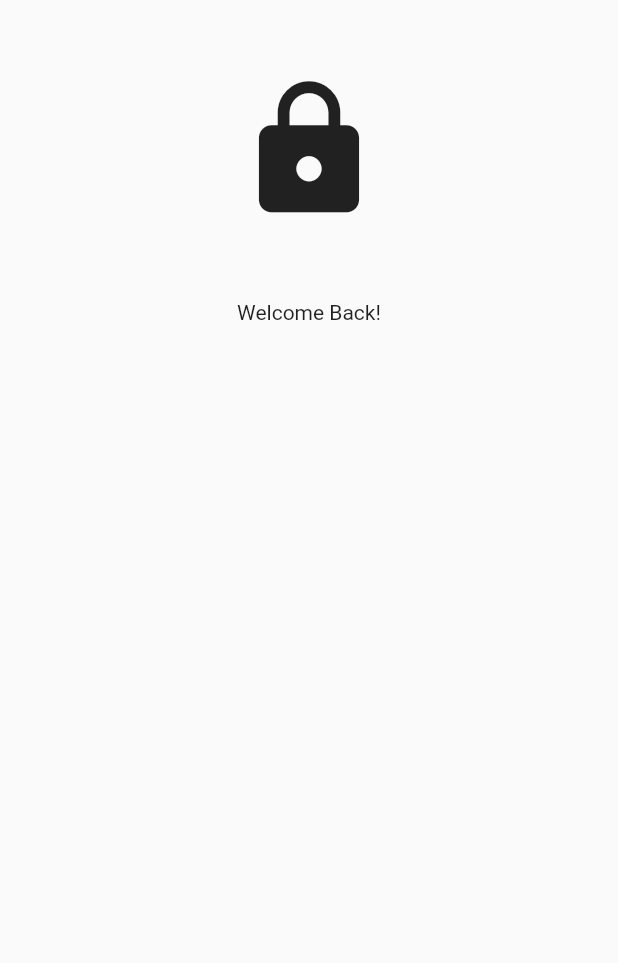
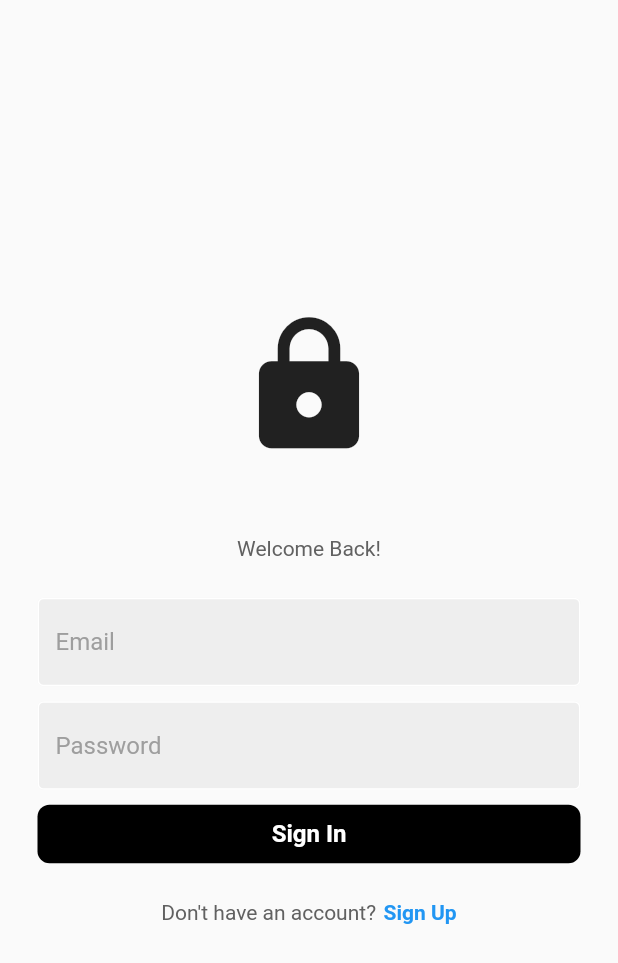
Before and after one commit to stefano-perico/social_media_app, a Flutter app: the screen it shows after launch, on a phone screen of 412 x 824 dp. Shown: the top 963 px of the screen. Run offline on Flutter 3.47's test engine with Material 2 defaults, Android fonts, the phone set to English and light mode, and no system bars.

Commit message:
add components to login page

```diff
--- a/lib/pages/login_page.dart
+++ b/lib/pages/login_page.dart
@@ -1,4 +1,6 @@
 import 'package:flutter/material.dart';
+import 'package:social_media_app/components/button.dart';
+import 'package:social_media_app/components/text_field.dart';
 
 class LoginPage extends StatefulWidget {
   const LoginPage({super.key});
@@ -8,32 +10,87 @@ class LoginPage extends StatefulWidget {
 }
 
 class _LoginPageState extends State<LoginPage> {
+  final emailTextController = TextEditingController();
+  final passwordTextController = TextEditingController();
+
   @override
   Widget build(BuildContext context) {
-    return const Scaffold(
+    return Scaffold(
       body: SafeArea(
         child: Center(
+          child: Padding(
+            padding: const EdgeInsets.symmetric(horizontal: 25),
             child: Column(
+              mainAxisAlignment: MainAxisAlignment.center,
               children: [
-              const SizedBox(height: 50,),
                 // logo
                 const Icon(
                   Icons.lock,
                   size: 100,
                 ),
-              const SizedBox(height: 50,),
+                const SizedBox(
+                  height: 50,
+                ),
                 // welcome back message
-              const Text(
+                Text(
                   "Welcome Back!",
+                  style: TextStyle(
+                    color: Colors.grey[700],
+                  ),
+                ),
+                const SizedBox(
+                  height: 25,
+                ),
+                // email textfield
+                MyTextField(
+                  controller: emailTextController,
+                  hintText: 'Email',
+                  obscureText: false
+                ),
+                const SizedBox(
+                  height: 10,
+                ),
+                // password textfield
+                MyTextField(
+                  controller: passwordTextController,
+                  hintText: 'Password',
+                  obscureText: true
+                ),
+                const SizedBox(
+                  height: 10,
+                ),
+                // sign in button
+                MyButton(onTap: () => {}, text: 'Sign In'),
+                const SizedBox(
+                  height: 25,
+                ),
+                // go to register page button
+                Row(
+                  mainAxisAlignment: MainAxisAlignment.center,
+                  children: [
+                    Text(
+                      "Don't have an account?",
+                      style: TextStyle(
+                        color: Colors.grey[700],
                       )
-              // email textfield
-
-              // password textfield
-
-              // sign in button
-
-              // go to register page button
+                    ),
+                    const SizedBox(
+                      width: 5,
+                    ),
+                    GestureDetector(
+                      onTap: () => {},
+                      child: const Text(
+                        "Sign Up",
+                        style: TextStyle(
+                          fontWeight: FontWeight.bold,
+                          color: Colors.blue
+                        ),
+                      ),
+                    ),
                   ],
+                ),
+              ],
+            ),
           ),
         ),
       )
```
Lines whose indentation alone changed are shown as unchanged.
